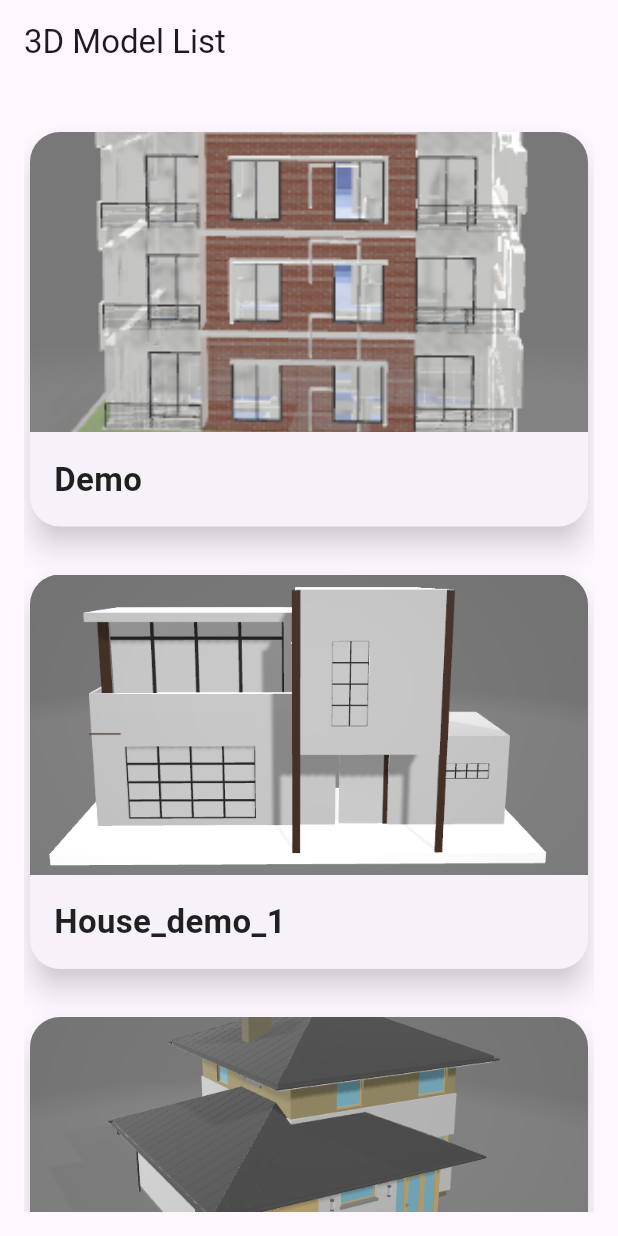
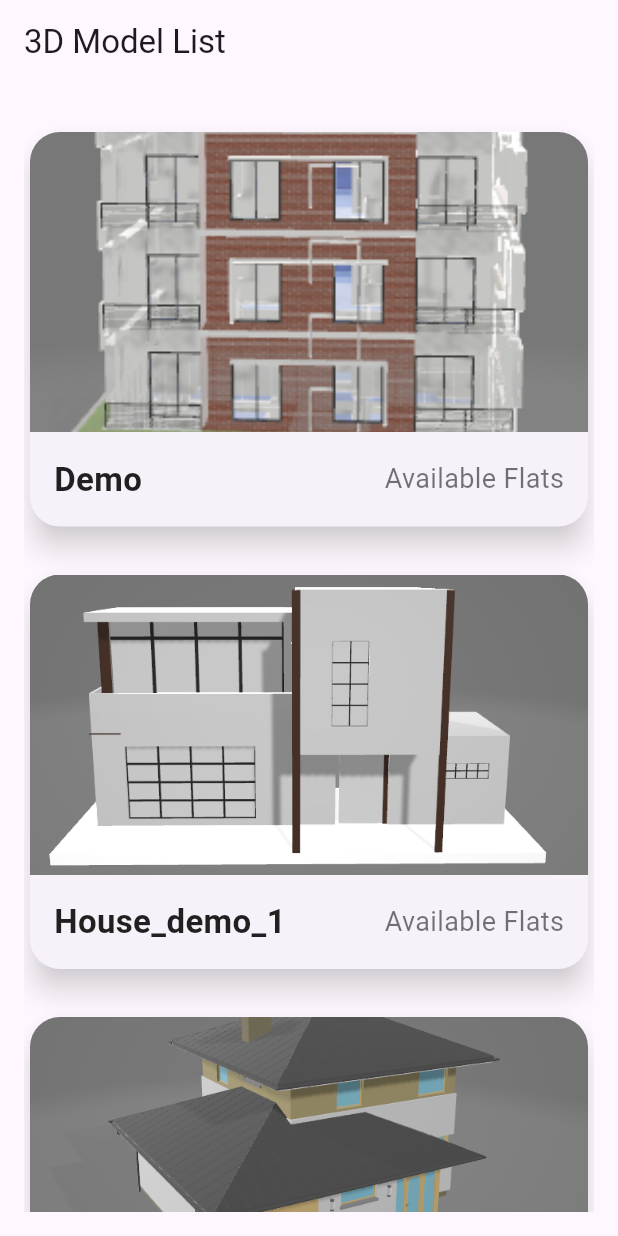
Before and after one commit to ADKANK/ecommerce_ar, a Flutter app: the screen it shows after launch, on a phone screen of 412 x 824 dp. Run offline on Flutter 3.47's test engine with Material 3 defaults, Android fonts, the phone set to English and light mode, and no system bars; missing offline and left inert: model_viewer_plus.

Commit message:
cards trailing text

```diff
--- /dev/null
+++ b/lib/pages/flats.dart
@@ -0,0 +1 @@
+import 'package:flutter/material.dart';
--- a/lib/pages/model_list_page.dart
+++ b/lib/pages/model_list_page.dart
@@ -48,7 +48,11 @@ class ModelListPage extends StatelessWidget {
                         ),
                         Padding(
                           padding: const EdgeInsets.all(16.0),
-                          child: Text(
+                          child: Row(
+                            mainAxisAlignment: MainAxisAlignment.spaceBetween, // Align leading and trailing text
+                            children: [
+
+                              Text(
                                 model['name']!,
                                 style: const TextStyle(
                                   fontSize: 22,
@@ -56,7 +60,28 @@ class ModelListPage extends StatelessWidget {
                                   color: Colors.black87,
                                 ),
                               ),
+                              InkWell(
+                                onTap: () {
+                                  Navigator.pushNamed(
+                                    context,
+                                    '/viewer',
+                                    arguments: model['src'],
+                                  );
+                                },
+                                child: const Text(
+                                  'Available Flats', // Replace with your trailing text
+                                  style: const TextStyle(
+                                    fontSize: 18,
+                                    fontWeight: FontWeight.normal,
+                                    color: Colors.black54,
                                   ),
+                                ),
+
+                              ),
+                            ],
+                          ),
+                        ),
+
                       ],
                     ),
                   ),
```
Also changed, not shown: 1 other file. Lines whose indentation alone changed are shown as unchanged.
